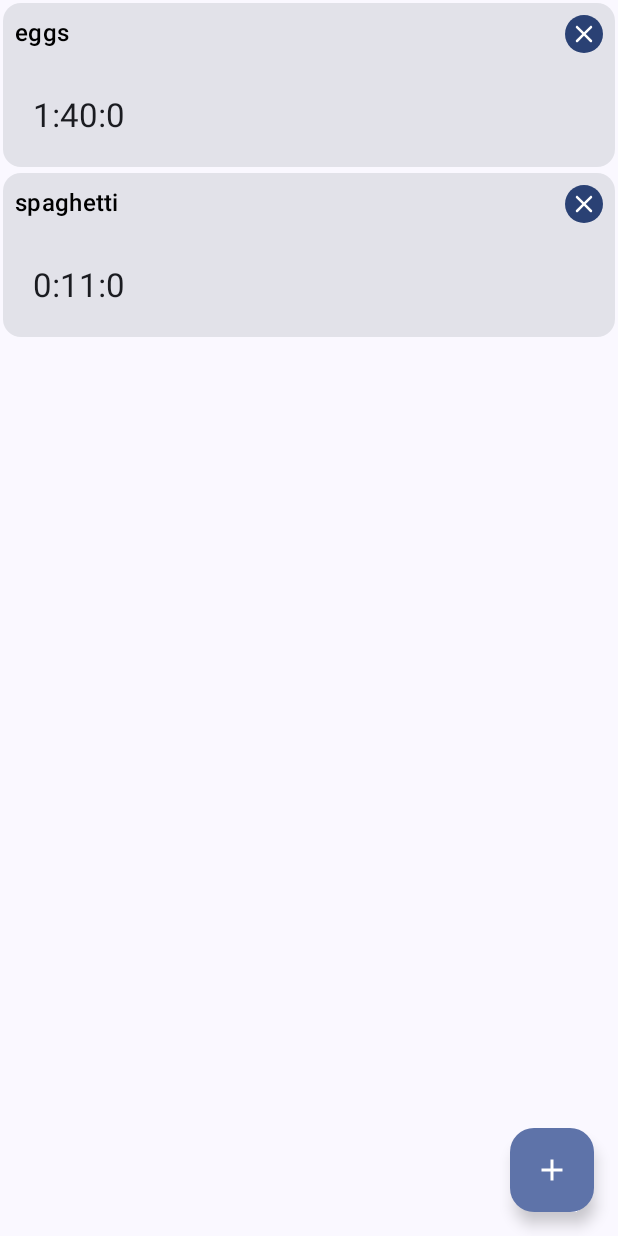
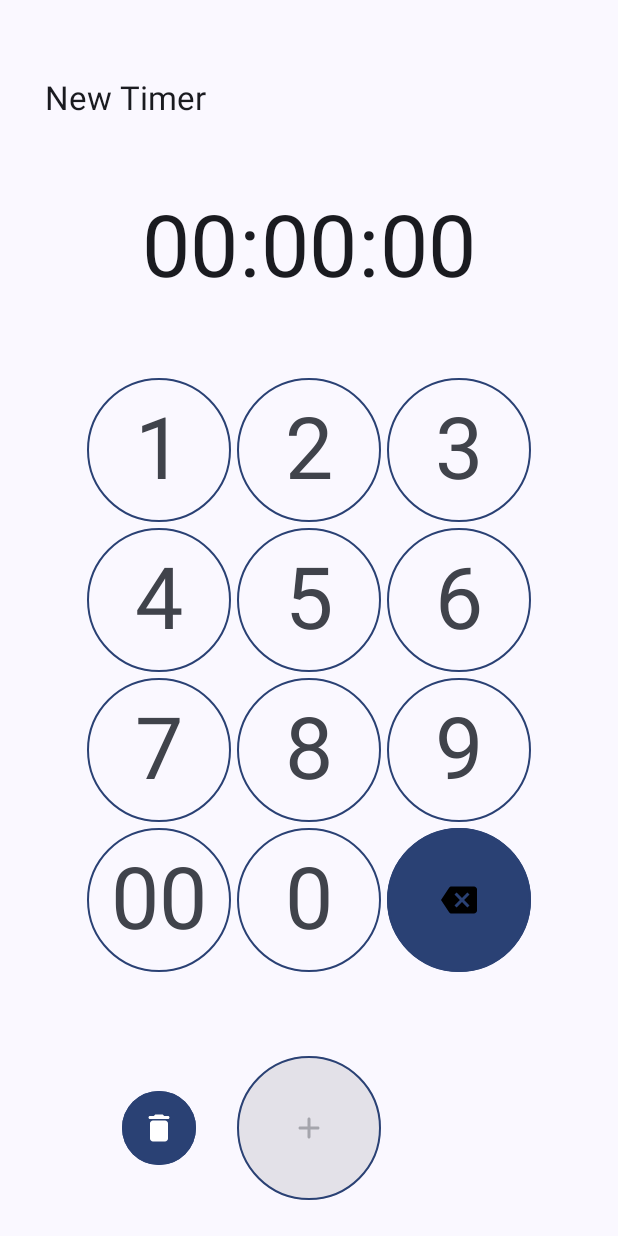
Before and after one commit to Thinmindt/AndroidSimpleTimer, an Android app built with Jetpack Compose: the screen it shows after launch (MainActivity), after a tap on "Add timer", on a phone screen of 412 x 824 dp. Run offline under Robolectric (Android 15) with nearby library versions, the phone set to English and light mode, and no system bars.

Commit message:
feat: add timer form

```diff
--- a/app/src/main/java/com/example/simpletimer/navigation/NavHost.kt
+++ b/app/src/main/java/com/example/simpletimer/navigation/NavHost.kt
@@ -4,6 +4,7 @@ import androidx.compose.runtime.Composable
 import androidx.navigation.NavHostController
 import androidx.navigation.compose.NavHost
 import androidx.navigation.compose.composable
+import com.example.simpletimer.screens.EnterTimeForm
 import com.example.simpletimer.screens.TimerList
 
 @Composable
@@ -13,7 +14,11 @@ fun TimerNavHost(navController: NavHostController) {
         startDestination = "timerList"
     ) {
         composable(route = "timerList") {
-            TimerList()
+            TimerList(navController)
+        }
+
+        composable(route = "newTimerForm") {
+            EnterTimeForm(navController)
         }
     }
 }
--- /dev/null
+++ b/app/src/main/java/com/example/simpletimer/screens/EnterTimeForm.kt
@@ -0,0 +1,169 @@
+package com.example.simpletimer.screens
+
+import androidx.compose.foundation.BorderStroke
+import androidx.compose.foundation.Image
+import androidx.compose.foundation.layout.Arrangement
+import androidx.compose.foundation.layout.Column
+import androidx.compose.foundation.layout.PaddingValues
+import androidx.compose.foundation.layout.Row
+import androidx.compose.foundation.layout.Spacer
+import androidx.compose.foundation.layout.fillMaxSize
+import androidx.compose.foundation.layout.fillMaxWidth
+import androidx.compose.foundation.layout.padding
+import androidx.compose.foundation.layout.size
+import androidx.compose.foundation.layout.width
+import androidx.compose.foundation.shape.CircleShape
+import androidx.compose.material.icons.Icons
+import androidx.compose.material.icons.rounded.Add
+import androidx.compose.material.icons.rounded.Delete
+import androidx.compose.material3.Button
+import androidx.compose.material3.Icon
+import androidx.compose.material3.MaterialTheme
+import androidx.compose.material3.OutlinedButton
+import androidx.compose.material3.Surface
+import androidx.compose.material3.Text
+import androidx.compose.runtime.Composable
+import androidx.compose.ui.Modifier
+import androidx.compose.ui.graphics.vector.ImageVector
+import androidx.compose.ui.res.vectorResource
+import androidx.compose.ui.unit.dp
+import androidx.lifecycle.viewmodel.compose.viewModel
+import androidx.navigation.NavHostController
+import com.example.simpletimer.R
+
+@Composable
+fun EnterTimeForm(
+    navHostController: NavHostController,
+    enterTimeFormViewModel: EnterTimeFormViewModel = viewModel()
+) {
+    val hmsString = enterTimeFormViewModel.hmsString
+
+    // A surface container using the 'background' color from the theme
+    Surface(
+        modifier = Modifier.fillMaxSize(), color = MaterialTheme.colorScheme.background
+    ) {
+        Column(verticalArrangement = Arrangement.SpaceEvenly) {
+            Text(
+                "New Timer",
+                modifier = Modifier.padding(30.dp),
+                style = MaterialTheme.typography.titleLarge
+            )
+            Row(horizontalArrangement = Arrangement.Center, modifier = Modifier.fillMaxWidth()) {
+                Text(
+                    hmsString.value.substring(0, 2), style = MaterialTheme.typography.displayLarge
+                )
+                Text(
+                    ":", style = MaterialTheme.typography.displayLarge
+                )
+                Text(
+                    hmsString.value.substring(2, 4), style = MaterialTheme.typography.displayLarge
+                )
+                Text(
+                    ":", style = MaterialTheme.typography.displayLarge
+                )
+                Text(
+                    hmsString.value.substring(4, 6), style = MaterialTheme.typography.displayLarge
+                )
+            }
+            Column(verticalArrangement = Arrangement.Center) {
+                Numpad(enterTimeFormViewModel)
+            }
+            Row(
+                modifier = Modifier
+                    .padding(top = 30.dp)
+                    .fillMaxWidth(),
+                horizontalArrangement = Arrangement.Center
+            ) {
+                Button(
+                    modifier = Modifier
+                        .size(100.dp)
+                        .padding(25.dp),
+                    shape = CircleShape,
+                    border = BorderStroke(1.dp, MaterialTheme.colorScheme.primary),
+                    contentPadding = PaddingValues(0.dp),
+                    onClick = { navHostController.navigate("timerList") }
+                ) {
+                    Icon(imageVector = Icons.Rounded.Delete, contentDescription = "Delete Timer")
+                }
+                Button(
+                    modifier = Modifier
+                        .size(100.dp)
+                        .padding(2.dp),
+                    shape = CircleShape,
+                    border = BorderStroke(1.dp, MaterialTheme.colorScheme.primary),
+                    contentPadding = PaddingValues(0.dp),
+                    enabled = enterTimeFormViewModel.hmsString.value.toInt() > 0,
+                    onClick = { enterTimeFormViewModel.submitTimer() }) {
+                    Icon(imageVector = Icons.Rounded.Add, contentDescription = "Submit Timer")
+                }
+                Spacer(Modifier.width(100.dp))
+            }
+        }
+    }
+}
+
+@Composable
+fun Numpad(viewModel: EnterTimeFormViewModel) {
+    Row(
+        modifier = Modifier
+            .padding(top = 30.dp)
+            .fillMaxWidth(),
+        horizontalArrangement = Arrangement.Center
+    ) {
+        NumpadButton(text = "1", viewModel = viewModel)
+        NumpadButton(text = "2", viewModel = viewModel)
+        NumpadButton(text = "3", viewModel = viewModel)
+    }
+    Row(
+        modifier = Modifier
+            .fillMaxWidth(),
+        horizontalArrangement = Arrangement.Center
+    ) {
+        NumpadButton(text = "4", viewModel = viewModel)
+        NumpadButton(text = "5", viewModel = viewModel)
+        NumpadButton(text = "6", viewModel = viewModel)
+    }
+    Row(
+        modifier = Modifier
+            .fillMaxWidth(),
+        horizontalArrangement = Arrangement.Center
+    ) {
+        NumpadButton(text = "7", viewModel = viewModel)
+        NumpadButton(text = "8", viewModel = viewModel)
+        NumpadButton(text = "9", viewModel = viewModel)
+    }
+    Row(
+        modifier = Modifier
+            .fillMaxWidth(),
+        horizontalArrangement = Arrangement.Center
+    ) {
+        NumpadButton(text = "00", viewModel = viewModel)
+        NumpadButton(text = "0", viewModel = viewModel)
+        Button(
+            modifier = Modifier
+                .size(100.dp)
+                .padding(2.dp),
+            onClick = { viewModel.deleteNumber() },
+            shape = CircleShape,
+            border = BorderStroke(1.dp, MaterialTheme.colorScheme.primary),
+            contentPadding = PaddingValues(0.dp),
+        ) {
+            Image(ImageVector.vectorResource(R.drawable.backspace), "Delete")
+        }
+    }
+}
+
+@Composable
+fun NumpadButton(text: String, viewModel: EnterTimeFormViewModel) {
+    OutlinedButton(
+        modifier = Modifier
+            .size(100.dp)
+            .padding(2.dp),
+        onClick = { viewModel.enterNumber(text) },
+        shape = CircleShape,
+        border = BorderStroke(1.dp, MaterialTheme.colorScheme.primary),
+        contentPadding = PaddingValues(0.dp)
+    ) {
+        Text(text, style = MaterialTheme.typography.displayLarge)
+    }
+}
--- /dev/null
+++ b/app/src/main/java/com/example/simpletimer/screens/EnterTimeFormViewModel.kt
@@ -0,0 +1,22 @@
+package com.example.simpletimer.screens
+
+import androidx.compose.runtime.mutableStateOf
+import androidx.lifecycle.ViewModel
+
+class EnterTimeFormViewModel : ViewModel() {
+    // Hours, minutes, seconds in a single 6 digit string
+    val hmsString = mutableStateOf("000000")
+
+    fun enterNumber(number: String) {
+        if (hmsString.value.substring(0, number.length).toInt() == 0)
+            hmsString.value = hmsString.value.substring(number.length) + number
+    }
+
+    fun deleteNumber() {
+        hmsString.value = "0" + hmsString.value.substring(0, hmsString.value.length - 1)
+    }
+
+    fun submitTimer() {
+        TODO("Not yet implemented")
+    }
+}
--- a/app/src/main/java/com/example/simpletimer/screens/NewTimerForm.kt
+++ /dev/null
@@ -1 +0,0 @@
-package com.example.simpletimer.screens
--- a/app/src/main/java/com/example/simpletimer/screens/TimerList.kt
+++ b/app/src/main/java/com/example/simpletimer/screens/TimerList.kt
@@ -28,12 +28,8 @@ import androidx.compose.material3.Surface
 import androidx.compose.material3.Text
 import androidx.compose.runtime.Composable
 import androidx.compose.runtime.LaunchedEffect
-import androidx.compose.runtime.getValue
-import androidx.compose.runtime.mutableStateOf
 import androidx.compose.runtime.remember
-import androidx.compose.runtime.setValue
 import androidx.compose.ui.Alignment
-import androidx.compose.ui.ExperimentalComposeUiApi
 import androidx.compose.ui.Modifier
 import androidx.compose.ui.focus.FocusRequester
 import androidx.compose.ui.focus.focusRequester
@@ -42,10 +38,14 @@ import androidx.compose.ui.text.AnnotatedString
 import androidx.compose.ui.text.input.ImeAction
 import androidx.compose.ui.unit.dp
 import androidx.lifecycle.viewmodel.compose.viewModel
+import androidx.navigation.NavHostController
 import com.example.simpletimer.toDisplayString
 
 @Composable
-fun TimerList(timerListViewModel: TimerListViewModel = viewModel()) {
+fun TimerList(
+    navHostController: NavHostController,
+    timerListViewModel: TimerListViewModel = viewModel()
+) {
     val timersList = timerListViewModel.timersList
 
     // A surface container using the 'background' color from the theme
@@ -70,7 +70,7 @@ fun TimerList(timerListViewModel: TimerListViewModel = viewModel()) {
         FloatingActionButton(modifier = Modifier
             .padding(16.dp)
             .align(alignment = Alignment.BottomEnd),
-            onClick = { timerListViewModel.addTimer() }) {
+            onClick = { navHostController.navigate("newTimerForm") }) {
             Icon(Icons.Filled.Add, contentDescription = "Add timer")
         }
     }
@@ -81,7 +81,6 @@ fun TimerCard(
     viewModel: TimerListViewModel, timer: Timer
 ) {
     val focusRequester = remember { FocusRequester() }
-    val showEditText by remember { mutableStateOf(false) }
 
     Card(
         modifier = Modifier
--- /dev/null
+++ b/app/src/main/res/drawable/backspace.xml
@@ -0,0 +1,9 @@
+<vector xmlns:android="http://schemas.android.com/apk/res/android"
+    android:width="24dp"
+    android:height="24dp"
+    android:viewportWidth="24"
+    android:viewportHeight="24">
+  <path
+      android:fillColor="#FF000000"
+      android:pathData="M22,3L7,3c-0.69,0 -1.23,0.35 -1.59,0.88L0,12l5.41,8.11c0.36,0.53 0.9,0.89 1.59,0.89h15c1.1,0 2,-0.9 2,-2L24,5c0,-1.1 -0.9,-2 -2,-2zM19,15.59L17.59,17 14,13.41 10.41,17 9,15.59 12.59,12 9,8.41 10.41,7 14,10.59 17.59,7 19,8.41 15.41,12 19,15.59z"/>
+</vector>
```
